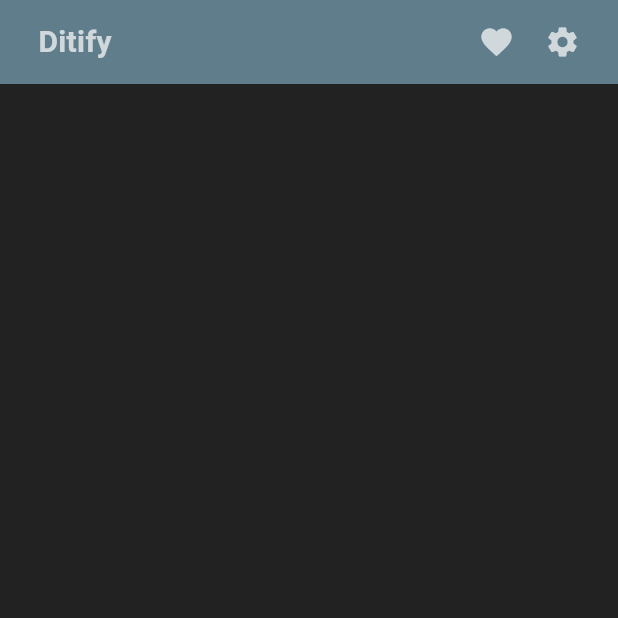
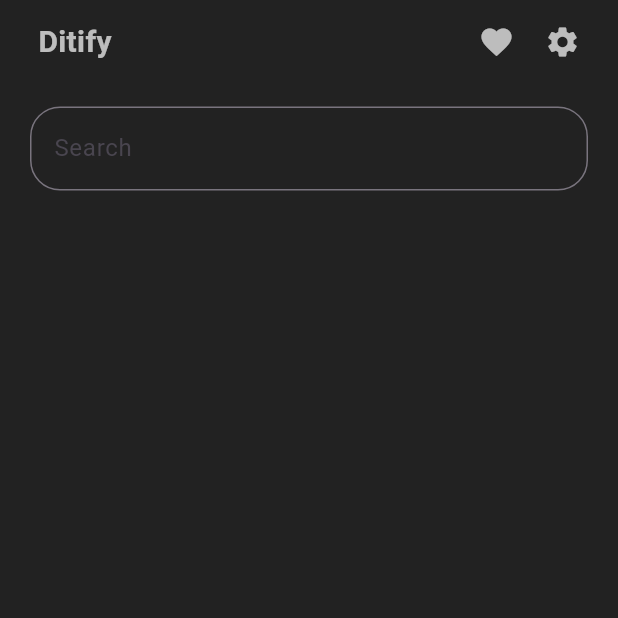
Before and after one commit to tidianecs/Ditify, a Flutter app: the screen it shows after launch, on a phone screen of 412 x 824 dp, the top half of it. Run offline on Flutter 3.47's test engine with Material 3 defaults, Android fonts, the phone set to English and light mode, and no system bars.

Commit message:
Adding HomeSearBar

```diff
--- a/lib/Layouts/Widgets/AppBarWidget.dart
+++ b/lib/Layouts/Widgets/AppBarWidget.dart
@@ -18,7 +18,7 @@ class AppBarWidget extends StatelessWidget implements PreferredSizeWidget {
         Icon(Icons.settings, color: ColorsTheme().primaryTextColor),
         SizedBox(width: 25)
       ],
-      backgroundColor: Colors.blueGrey,
+      backgroundColor: Colors.transparent,
     );
   }
 }
--- /dev/null
+++ b/lib/Layouts/Widgets/SearchBarWidget.dart
@@ -0,0 +1,26 @@
+import 'package:flutter/material.dart';
+import 'package:ditify/Style.dart';
+
+class Searchbarwidget extends StatelessWidget {
+  Searchbarwidget({super.key});
+  final TextEditingController searchController = TextEditingController();
+
+  @override
+  Widget build(BuildContext context) {
+    return Container(
+      margin: EdgeInsets.only(left: 20, right: 20, top: 15),
+      child: Expanded(
+        child: TextField(
+          controller: searchController,
+          style: TextStyle(color: ColorsTheme().primaryTextColor),
+          decoration: InputDecoration(
+            labelText: "Search",
+            border: OutlineInputBorder(
+              borderRadius: BorderRadius.circular(20)
+            )
+          ),
+        )
+      ),
+    );
+  }
+}
--- a/lib/main.dart
+++ b/lib/main.dart
@@ -1,4 +1,5 @@
 import 'package:ditify/Layouts/Widgets/AppBarWidget.dart';
+import 'package:ditify/Layouts/Widgets/SearchBarWidget.dart';
 import 'package:flutter/material.dart';
 import 'Style.dart';
 
@@ -16,6 +17,7 @@ class MyApp extends StatelessWidget {
       debugShowCheckedModeBanner: false,
       home: Scaffold(
         appBar: AppBarWidget(),
+        body: Searchbarwidget(),
         backgroundColor: ColorsTheme().secondaryBgColor,
       ),
     );
```
